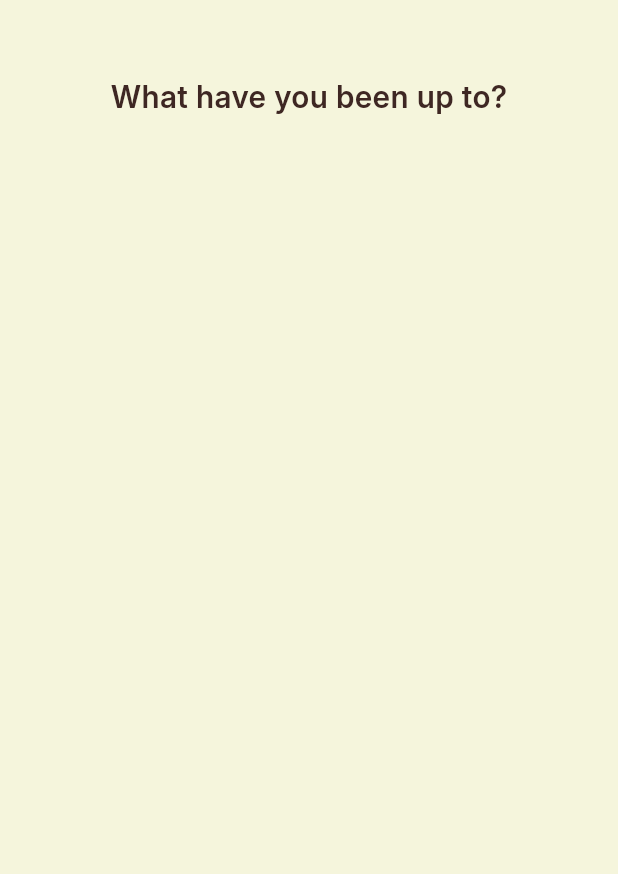
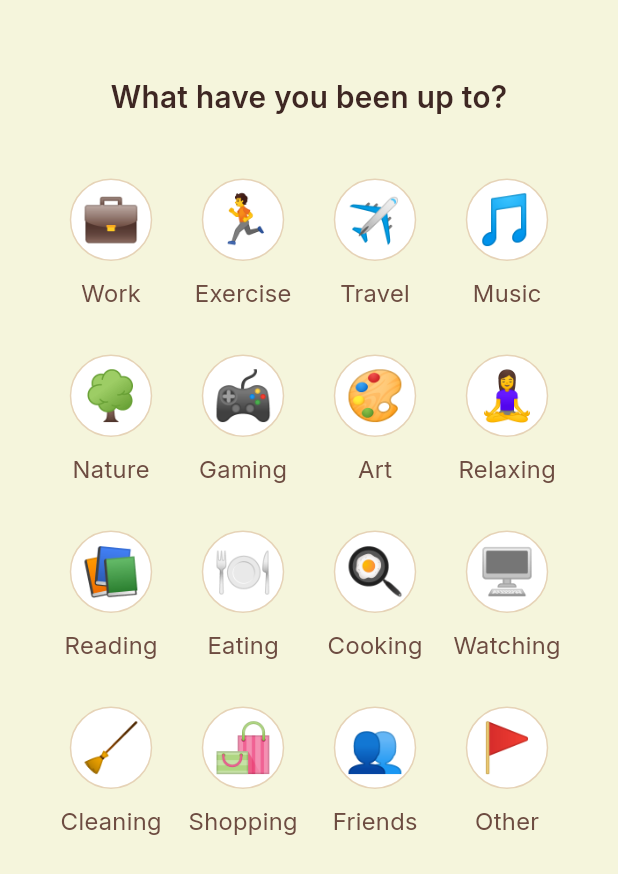
Before and after one commit to gianworks/emotiary, a Flutter app: the ActivitySelectWidget widget shown alone on an empty page, opened directly with empty values, on a phone screen of 412 x 824 dp. Shown: the top 874 px of the screen. Run offline on Flutter 3.47's test engine with Material 3 defaults, Android fonts, the phone set to English and light mode, and no system bars; our stand-ins replace animated_bottom_navigation_bar; missing offline and left inert: flutter_quill.

Commit message:
Refactor new entry screen components and improve UI elements

```diff
--- a/lib/widgets/new_entry/activity_select_widget.dart
+++ b/lib/widgets/new_entry/activity_select_widget.dart
@@ -2,15 +2,32 @@ import "package:flutter/material.dart";
 import "package:emotiary/theme/app_colors.dart";
 
 class ActivitySelectWidget extends StatelessWidget {
-  final Map<String, String> activities;
+  final Map<String, String> _activities = {
+    "Work": "💼",
+    "Exercise": "🏃",
+    "Travel": "✈️",
+    "Music": "🎵",
+    "Nature": "🌳",
+    "Gaming": "🎮",
+    "Art": "🎨",
+    "Relaxing": "🧘‍♀️",
+    "Reading": "📚",
+    "Eating": "🍽️",
+    "Cooking": "🍳",
+    "Watching": "🖥️",
+    "Cleaning": "🧹",
+    "Shopping": "🛍️",
+    "Friends": "👥",
+    "Other": "🚩"
+  };
+
   final Map<String, String> selectedActivities;
 
   final Function(MapEntry<String, String> activity) onSelectActivity;
   final Function(MapEntry<String, String> activity) onUnselectActivity;
 
-  const ActivitySelectWidget({
+  ActivitySelectWidget({
     super.key,
-    required this.activities,
     required this.selectedActivities,
     required this.onSelectActivity,
     required this.onUnselectActivity
@@ -27,11 +44,12 @@ class ActivitySelectWidget extends StatelessWidget {
         const SizedBox(height: 10),
         Expanded(
           child: GridView.count(
+            shrinkWrap: true,
             crossAxisCount: 4,
             childAspectRatio: 0.75,
             physics: NeverScrollableScrollPhysics(),
             padding: EdgeInsets.all(30),
-            children: activities.entries.map((entry) {
+            children: _activities.entries.map((entry) {
               final String activity = entry.key;
               final String emoji = entry.value;
               final bool isSelected = selectedActivities.containsKey(activity);
@@ -52,7 +70,7 @@ class ActivitySelectWidget extends StatelessWidget {
                           decoration: BoxDecoration(
                             shape: BoxShape.circle,
                             color: (isSelected) ? AppColors.almond : Colors.white,
-                            border: Border.all(width: 1, color: AppColors.tan)
+                            border: Border.all(width: 1, color: AppColors.almond)
                           ),
                           child: Center(child: Text(emoji, style: TextStyle(fontSize: 32)))
                         ),
```
Also changed, not shown: lib/screens/new_entry_screen.dart (+5 -56 lines), lib/widgets/new_entry/mood_select_widget.dart (+18 -7 lines), lib/widgets/new_entry/note_write_widget.dart (+26 -4 lines).
